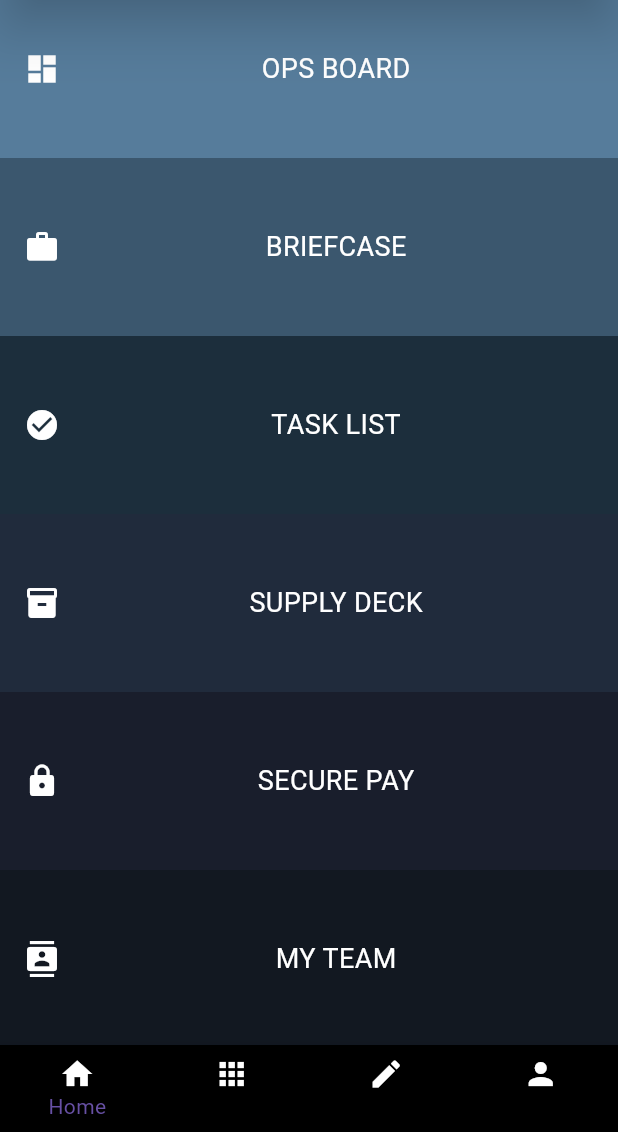
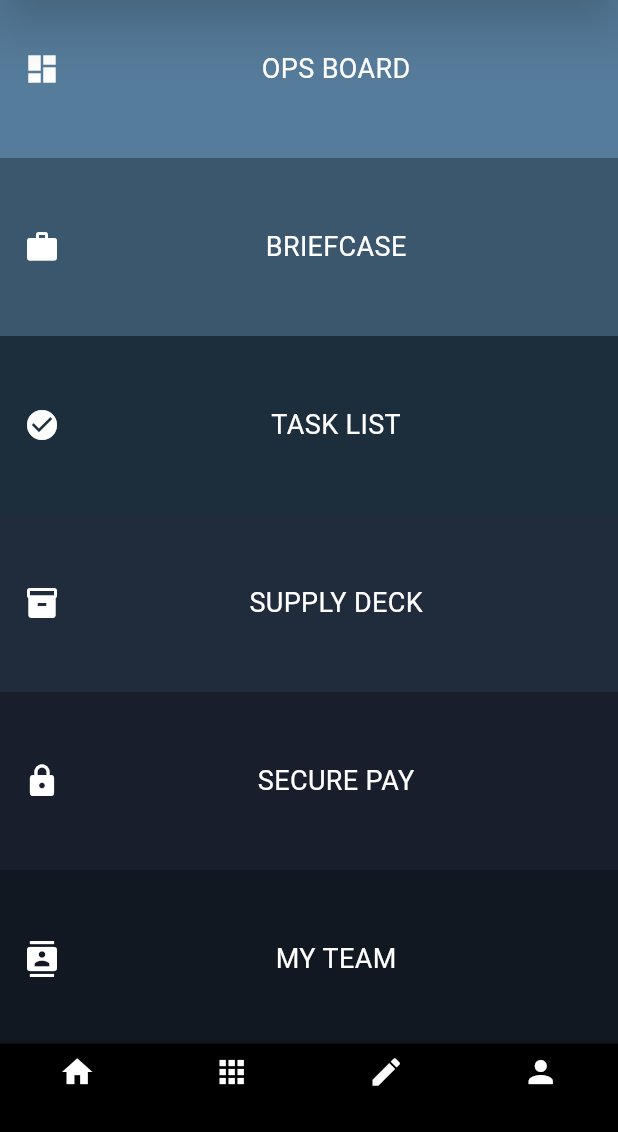
Before and after one commit to LordHandLee/HammerOps, a Flutter app: the MyHomePage screen opened by its route, on a phone screen of 412 x 824 dp, the part 104-1236 px from its top. Run offline on Flutter 3.47's test engine with Material 3 defaults, Android fonts, the phone set to English and light mode, and no system bars; our stand-ins replace fl_chart.

Commit message:
removed text from navigation bar

```diff
--- a/lib/main.dart
+++ b/lib/main.dart
@@ -230,10 +230,10 @@ class _MyHomePageState extends State<MyHomePage> {
         currentIndex: _selectedIndex,
         onTap: _onItemTapped,
         items: const [
-          BottomNavigationBarItem(icon: Icon(Icons.home, color: Colors.white,), label: 'Home'),
-          BottomNavigationBarItem(icon: Icon(Icons.apps, color: Colors.white,), label: 'Apps'),
-          BottomNavigationBarItem(icon: Icon(Icons.edit, color: Colors.white,), label: 'Settings'),
-          BottomNavigationBarItem(icon: Icon(Icons.person, color: Colors.white,), label: 'Settings'),
+          BottomNavigationBarItem(icon: Icon(Icons.home, color: Colors.white,), label: ''),
+          BottomNavigationBarItem(icon: Icon(Icons.apps, color: Colors.white,), label: ''),
+          BottomNavigationBarItem(icon: Icon(Icons.edit, color: Colors.white,), label: ''),
+          BottomNavigationBarItem(icon: Icon(Icons.person, color: Colors.white,), label: ''),
         ],
       ),
 
--- a/lib/screens/drawer.dart
+++ b/lib/screens/drawer.dart
@@ -46,7 +46,7 @@ class MyDrawer extends StatelessWidget {
                   ),
                   ListTile(
                     leading: const Icon(Icons.home),
-                    title: const Text('Home'),
+                    title: const Text('QUOTE CRAFT'),
                     selected: selectedIndex == 0,
                     onTap: () => onSelectItem(0),
                   ),
```
